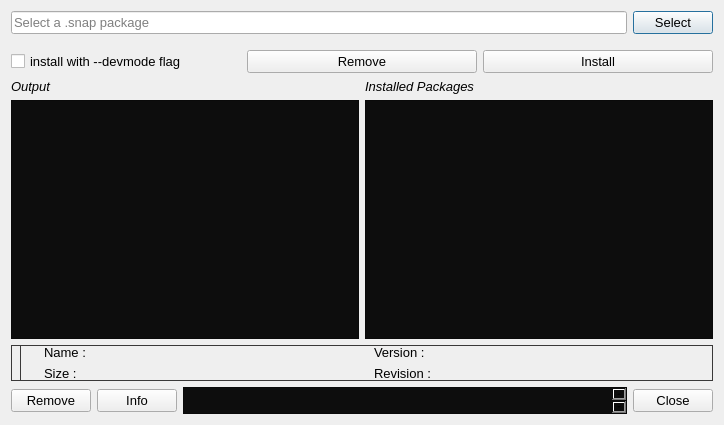
The window that snapcraft-qt/install_local_snap_dialog.ui (snapcraft-gui/snapcraft-gui) describes before a commit, drawn with Qt 5.
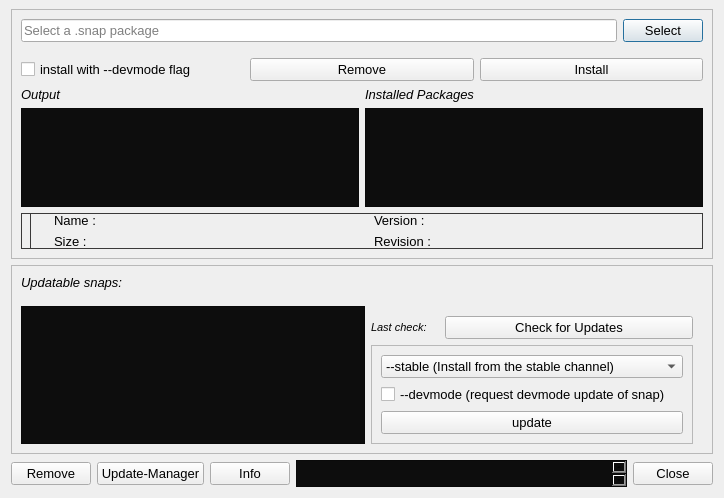
The same window after the commit. Icons and pictures are not drawn.

Commit message: snap update manager inside  *check for updates  *save last update time  *show revision of selected snap on the go  *update channel selection capabilities  *force updates to be installed in devmode  *final update option not implemented yet

What changed in the file:
```diff
--- a/snapcraft-qt/install_local_snap_dialog.ui
+++ b/snapcraft-qt/install_local_snap_dialog.ui
@@ -7,7 +7,7 @@
     <x>0</x>
     <y>0</y>
     <width>724</width>
-    <height>425</height>
+    <height>498</height>
    </rect>
   </property>
   <property name="font">
@@ -19,6 +19,18 @@
    <string>Snap Package Installer</string>
   </property>
   <layout class="QVBoxLayout" name="verticalLayout">
+   <property name="topMargin">
+    <number>9</number>
+   </property>
+   <item>
+    <widget class="QFrame" name="install_remove_frame">
+     <property name="frameShape">
+      <enum>QFrame::StyledPanel</enum>
+     </property>
+     <property name="frameShadow">
+      <enum>QFrame::Raised</enum>
+     </property>
+     <layout class="QVBoxLayout" name="verticalLayout_8">
    <item>
     <layout class="QHBoxLayout" name="horizontalLayout">
      <item>
@@ -350,6 +362,171 @@
      </layout>
     </widget>
    </item>
+     </layout>
+    </widget>
+   </item>
+   <item>
+    <widget class="QFrame" name="update_frame">
+     <property name="frameShape">
+      <enum>QFrame::StyledPanel</enum>
+     </property>
+     <property name="frameShadow">
+      <enum>QFrame::Raised</enum>
+     </property>
+     <layout class="QVBoxLayout" name="verticalLayout_4">
+      <item>
+       <widget class="QLabel" name="label_8">
+        <property name="font">
+         <font>
+          <italic>true</italic>
+         </font>
+        </property>
+        <property name="text">
+         <string>Updatable snaps:</string>
+        </property>
+       </widget>
+      </item>
+      <item>
+       <layout class="QHBoxLayout" name="horizontalLayout_5">
+        <property name="topMargin">
+         <number>10</number>
+        </property>
+        <item>
+         <widget class="QListWidget" name="updatable">
+          <property name="font">
+           <font>
+            <pointsize>12</pointsize>
+           </font>
+          </property>
+          <property name="styleSheet">
+           <string notr="true">background-color:#0D0D0D;
+background-attachment: fixed;</string>
+          </property>
+          <property name="alternatingRowColors">
+           <bool>true</bool>
+          </property>
+          <property name="sortingEnabled">
+           <bool>true</bool>
+          </property>
+         </widget>
+        </item>
+        <item>
+         <layout class="QVBoxLayout" name="verticalLayout_5">
+          <property name="rightMargin">
+           <number>10</number>
+          </property>
+          <item>
+           <layout class="QHBoxLayout" name="horizontalLayout_6">
+            <property name="topMargin">
+             <number>10</number>
+            </property>
+            <item>
+             <widget class="QLabel" name="label_9">
+              <property name="sizePolicy">
+               <sizepolicy hsizetype="Maximum" vsizetype="Preferred">
+                <horstretch>0</horstretch>
+                <verstretch>0</verstretch>
+               </sizepolicy>
+              </property>
+              <property name="font">
+               <font>
+                <pointsize>8</pointsize>
+                <italic>true</italic>
+               </font>
+              </property>
+              <property name="text">
+               <string>Last check:</string>
+              </property>
+             </widget>
+            </item>
+            <item>
+             <widget class="QLabel" name="last_checked">
+              <property name="sizePolicy">
+               <sizepolicy hsizetype="Maximum" vsizetype="Preferred">
+                <horstretch>0</horstretch>
+                <verstretch>0</verstretch>
+               </sizepolicy>
+              </property>
+              <property name="font">
+               <font>
+                <pointsize>8</pointsize>
+                <italic>true</italic>
+               </font>
+              </property>
+              <property name="text">
+               <string/>
+              </property>
+             </widget>
+            </item>
+            <item>
+             <widget class="QPushButton" name="check_for_update">
+              <property name="text">
+               <string>Check for Updates</string>
+              </property>
+             </widget>
+            </item>
+           </layout>
+          </item>
+          <item>
+           <widget class="QFrame" name="update_options">
+            <property name="frameShape">
+             <enum>QFrame::StyledPanel</enum>
+            </property>
+            <property name="frameShadow">
+             <enum>QFrame::Raised</enum>
+            </property>
+            <layout class="QVBoxLayout" name="verticalLayout_7">
+             <property name="topMargin">
+              <number>9</number>
+             </property>
+             <item>
+              <widget class="QComboBox" name="update_channels_combobox">
+               <item>
+                <property name="text">
+                 <string>--stable (Install from the stable channel)</string>
+                </property>
+               </item>
+               <item>
+                <property name="text">
+                 <string>--edge (Install from the edge channel)</string>
+                </property>
+               </item>
+               <item>
+                <property name="text">
+                 <string>--beta (Install from the beta channel)</string>
+                </property>
+               </item>
+               <item>
+                <property name="text">
+                 <string>--candidate (Install from the candidate channel)</string>
+                </property>
+               </item>
+              </widget>
+             </item>
+             <item>
+              <widget class="QCheckBox" name="devmode_update_checkbox">
+               <property name="text">
+                <string>--devmode (request devmode update of snap)</string>
+               </property>
+              </widget>
+             </item>
+             <item>
+              <widget class="QPushButton" name="update_button">
+               <property name="text">
+                <string>update</string>
+               </property>
+              </widget>
+             </item>
+            </layout>
+           </widget>
+          </item>
+         </layout>
+        </item>
+       </layout>
+      </item>
+     </layout>
+    </widget>
+   </item>
    <item>
     <layout class="QHBoxLayout" name="horizontalLayout_2">
      <property name="topMargin">
@@ -368,6 +545,16 @@
        </property>
       </widget>
      </item>
+     <item>
+      <widget class="QPushButton" name="update">
+       <property name="text">
+        <string>Update-Manager</string>
+       </property>
+       <property name="checkable">
+        <bool>true</bool>
+       </property>
+      </widget>
+     </item>
      <item>
       <widget class="QPushButton" name="selected_snap_info">
        <property name="sizePolicy">
```
Lines whose indentation alone changed are shown as unchanged. The commit also changes 2 other files.
